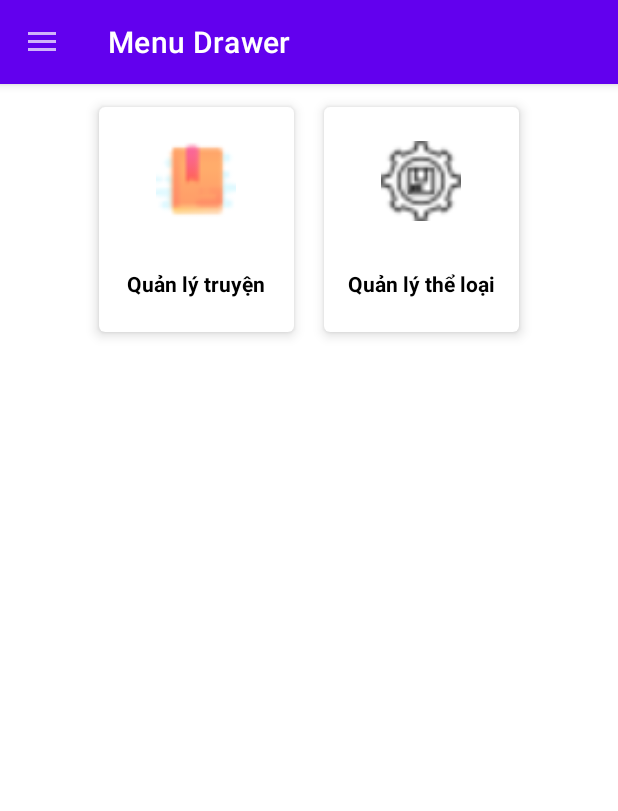
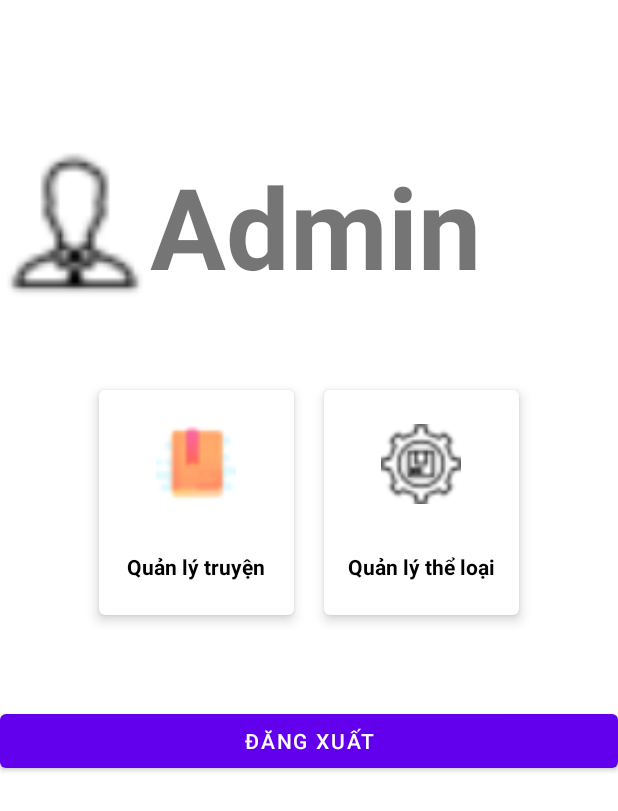
Before and after one commit to PPToan2004/DoAnAndroid, an Android app: the screen it shows after launch (MainActivity before the commit, AdminActivity after it), on a phone screen of 412 x 824 dp. Shown: the top 811 px of the screen. Run offline under Robolectric (Android 15) with nearby library versions, the light colour scheme and no system bars.

Commit message:
fix lai admin

```diff
--- /dev/null
+++ b/app/src/main/java/com/example/doanandroid/DB/Admin/AdminActivity.java
@@ -0,0 +1,33 @@
+package com.example.doanandroid.DB.Admin;
+
+import androidx.appcompat.app.AppCompatActivity;
+import androidx.cardview.widget.CardView;
+import androidx.drawerlayout.widget.DrawerLayout;
+
+import android.content.Intent;
+import android.os.Bundle;
+import android.view.View;
+
+import com.example.doanandroid.DB.Theloai.TheLoaiActivity;
+import com.example.doanandroid.R;
+
+public class AdminActivity extends AppCompatActivity {
+    private DrawerLayout drawerLayout;
+    @Override
+    protected void onCreate(Bundle savedInstanceState) {
+        super.onCreate(savedInstanceState);
+        setContentView(R.layout.activity_admin);
+        addControl();
+    }
+    CardView QLtl;
+    private void addControl() {
+        QLtl=findViewById(R.id.QLtl);
+        QLtl.setOnClickListener(new View.OnClickListener() {
+            @Override
+            public void onClick(View v) {
+                Intent intent = new Intent(AdminActivity.this, TheLoaiActivity.class);
+                startActivity(intent);
+            }
+        });
+    }
+}
--- a/app/src/main/java/com/example/doanandroid/MainActivity.java
+++ b/app/src/main/java/com/example/doanandroid/MainActivity.java
@@ -31,7 +31,6 @@ public class MainActivity extends AppCompatActivity{
         super.onCreate(savedInstanceState);
         setContentView(R.layout.activity_main);
         drawerLayout = findViewById(R.id.drawer_layout);
-        addControl();
         //Khoi tao menu
         initMenu();
     }
@@ -110,16 +109,7 @@ public class MainActivity extends AppCompatActivity{
         //Thu nho drawer
         drawerLayout.closeDrawer(GravityCompat.START);
     }
-    CardView QLcm;
-    private void addControl() {
-        QLcm=findViewById(R.id.QLcm);
-        QLcm.setOnClickListener(new View.OnClickListener() {
-            @Override
-            public void onClick(View v) {
-                Intent intent = new Intent(MainActivity.this, TheLoaiActivity.class);
-                startActivity(intent);
-            }
-        });
-    }
+
+
 
 }
--- /dev/null
+++ b/app/src/main/res/layout/activity_admin.xml
@@ -0,0 +1,129 @@
+<?xml version="1.0" encoding="utf-8"?>
+<LinearLayout xmlns:android="http://schemas.android.com/apk/res/android"
+    xmlns:app="http://schemas.android.com/apk/res-auto"
+    xmlns:tools="http://schemas.android.com/tools"
+    android:layout_width="match_parent"
+    android:layout_height="match_parent"
+    android:orientation="vertical"
+    tools:context=".DB.Admin.AdminActivity">
+
+    <LinearLayout
+        android:layout_width="match_parent"
+        android:layout_height="wrap_content"
+        android:layout_marginTop="100dp"
+        android:gravity="center"
+        android:orientation="horizontal">
+        <LinearLayout
+            android:layout_width="match_parent"
+            android:layout_height="wrap_content"
+            android:orientation="horizontal">
+            <ImageView
+                android:id="@+id/imgAdmin"
+                android:layout_width="100dp"
+                android:layout_height="100dp"
+                android:src="@drawable/icons8_admin"/>
+            <TextView
+                android:layout_width="match_parent"
+                android:layout_height="match_parent"
+                android:textSize="75dp"
+                android:textStyle="bold"
+                android:text="Admin"/>
+        </LinearLayout>
+    </LinearLayout>
+
+    <LinearLayout
+        android:layout_width="match_parent"
+        android:layout_height="wrap_content"
+        android:layout_marginTop="50dp"
+        android:gravity="center"
+        android:orientation="horizontal">
+
+
+        <com.google.android.material.card.MaterialCardView
+            android:id="@+id/QLcm"
+            android:layout_width="130dp"
+            android:layout_height="150dp"
+            android:layout_margin="10dp"
+            app:cardElevation="5dp">
+
+            <LinearLayout
+                android:layout_width="match_parent"
+                android:layout_height="match_parent"
+                android:gravity="center"
+                android:orientation="vertical">
+
+                <ImageView
+                    android:layout_width="64dp"
+                    android:layout_height="64dp"
+                    android:background="@drawable/circle_item_admin"
+                    android:padding="5dp"
+                    android:src="@drawable/icons8_book_" />
+
+                <View
+                    android:layout_width="match_parent"
+                    android:layout_height="1dp"
+                    android:layout_marginTop="10dp"
+                    android:background="@color/white" />
+
+                <TextView
+                    android:layout_width="wrap_content"
+                    android:layout_height="wrap_content"
+                    android:layout_marginTop="10dp"
+                    android:padding="5dp"
+                    android:text="Quản lý truyện"
+                    android:textColor="@color/black"
+                    android:textStyle="bold" />
+            </LinearLayout>
+        </com.google.android.material.card.MaterialCardView>
+
+        <com.google.android.material.card.MaterialCardView
+            android:id="@+id/QLtl"
+            android:layout_width="130dp"
+            android:layout_height="150dp"
+            android:layout_margin="10dp"
+            app:cardElevation="5dp">
+
+            <LinearLayout
+                android:layout_width="match_parent"
+                android:layout_height="match_parent"
+                android:gravity="center"
+                android:orientation="vertical">
+
+                <ImageView
+                    android:layout_width="64dp"
+                    android:layout_height="64dp"
+                    android:background="@drawable/circle_item_admin"
+                    android:padding="5dp"
+                    android:src="@drawable/icons8_manage" />
+
+                <View
+                    android:layout_width="match_parent"
+                    android:layout_height="1dp"
+                    android:layout_marginTop="10dp"
+                    android:background="@color/white" />
+
+                <TextView
+                    android:layout_width="wrap_content"
+                    android:layout_height="wrap_content"
+                    android:layout_marginTop="10dp"
+                    android:padding="5dp"
+                    android:text="Quản lý thể loại"
+                    android:textColor="@color/black"
+                    android:textStyle="bold" />
+            </LinearLayout>
+        </com.google.android.material.card.MaterialCardView>
+
+    </LinearLayout>
+    <LinearLayout
+        android:layout_width="match_parent"
+        android:layout_height="wrap_content"
+        android:layout_marginTop="50dp"
+        android:gravity="center"
+        android:orientation="horizontal">
+        <Button
+            android:id="@+id/btnDXadmin"
+            android:layout_width="match_parent"
+            android:layout_height="wrap_content"
+            android:text="Đăng Xuất"/>
+    </LinearLayout>
+</LinearLayout>
--- a/app/src/main/res/layout/activity_main.xml
+++ b/app/src/main/res/layout/activity_main.xml
@@ -36,84 +36,6 @@
             app:layout_constraintStart_toStartOf="parent"
             app:layout_constraintTop_toBottomOf="@id/app_bar">
 
-            <LinearLayout
-                android:layout_width="match_parent"
-                android:layout_height="match_parent"
-                android:orientation="vertical">
-
-                <LinearLayout
-                    android:layout_width="match_parent"
-                    android:layout_height="wrap_content"
-                    android:orientation="horizontal"
-                    android:layout_margin="5dp"
-                    android:gravity="center">
-                    <com.google.android.material.card.MaterialCardView
-                        android:layout_width="130dp"
-                        android:layout_height="150dp"
-                        android:layout_margin="10dp"
-                        android:id="@+id/QLcm"
-                        app:cardElevation="5dp">
-                        <LinearLayout
-                            android:layout_width="match_parent"
-                            android:layout_height="match_parent"
-                            android:orientation="vertical"
-                            android:gravity="center">
-                            <ImageView
-                                android:layout_width="64dp"
-                                android:layout_height="64dp"
-                                android:background="@drawable/circle_item_admin"
-                                android:src="@drawable/icons8_book_"
-                                android:padding="5dp"/>
-                            <View
-                                android:layout_width="match_parent"
-                                android:layout_height="1dp"
-                                android:background="@color/white"
-                                android:layout_marginTop="10dp"/>
-                            <TextView
-                                android:layout_width="wrap_content"
-                                android:layout_height="wrap_content"
-                                android:textStyle="bold"
-                                android:padding="5dp"
-                                android:layout_marginTop="10dp"
-                                android:textColor="@color/black"
-                                android:text="Quản lý truyện"/>
-                        </LinearLayout>
-                    </com.google.android.material.card.MaterialCardView>
-                    <com.google.android.material.card.MaterialCardView
-                        android:layout_width="130dp"
-                        android:layout_height="150dp"
-                        android:layout_margin="10dp"
-                        android:id="@+id/QLtl"
-                        app:cardElevation="5dp">
-                        <LinearLayout
-                            android:layout_width="match_parent"
-                            android:layout_height="match_parent"
-                            android:orientation="vertical"
-                            android:gravity="center">
-                            <ImageView
-                                android:layout_width="64dp"
-                                android:layout_height="64dp"
-                                android:background="@drawable/circle_item_admin"
-                                android:src="@drawable/icons8_manage"
-                                android:padding="5dp"/>
-                            <View
-                                android:layout_width="match_parent"
-                                android:layout_height="1dp"
-                                android:background="@color/white"
-                                android:layout_marginTop="10dp"/>
-                            <TextView
-                                android:layout_width="wrap_content"
-                                android:layout_height="wrap_content"
-                                android:textStyle="bold"
-                                android:padding="5dp"
-                                android:layout_marginTop="10dp"
-                                android:textColor="@color/black"
-                                android:text="Quản lý thể loại"/>
-                        </LinearLayout>
-                    </com.google.android.material.card.MaterialCardView>
-
-                </LinearLayout>
-            </LinearLayout>
 
         </FrameLayout>
     </androidx.constraintlayout.widget.ConstraintLayout>
```
Also changed, not shown: app/src/main/AndroidManifest.xml (+17 -15 lines), app/src/main/res/drawable/icons8_admin.png (added).
